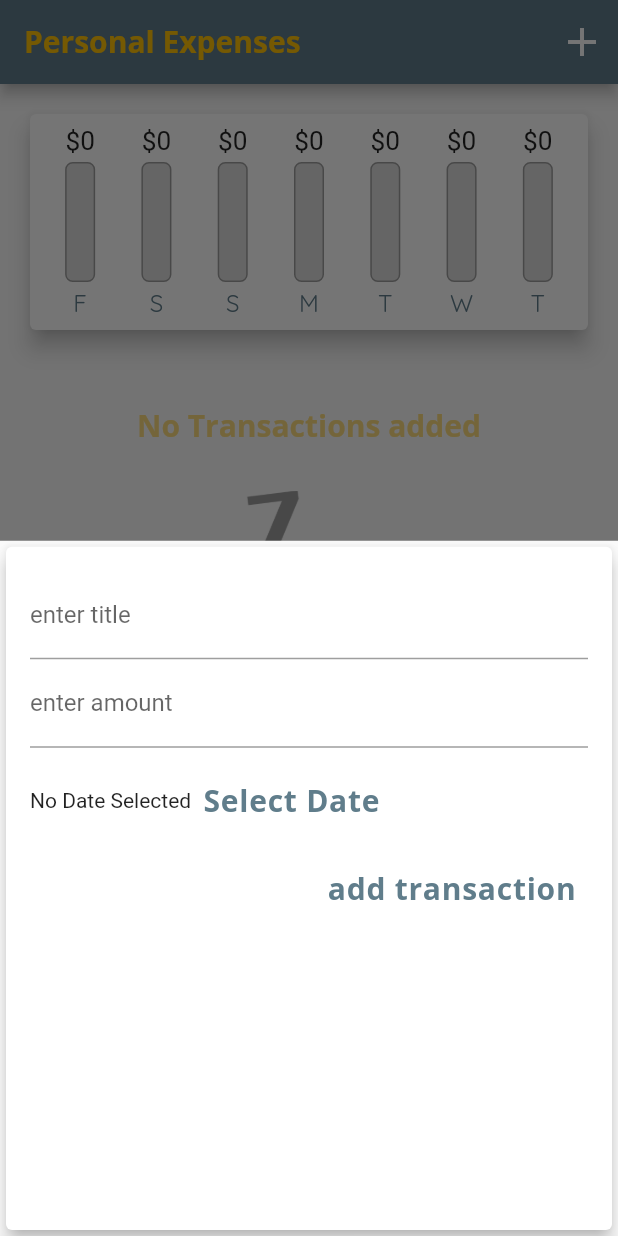
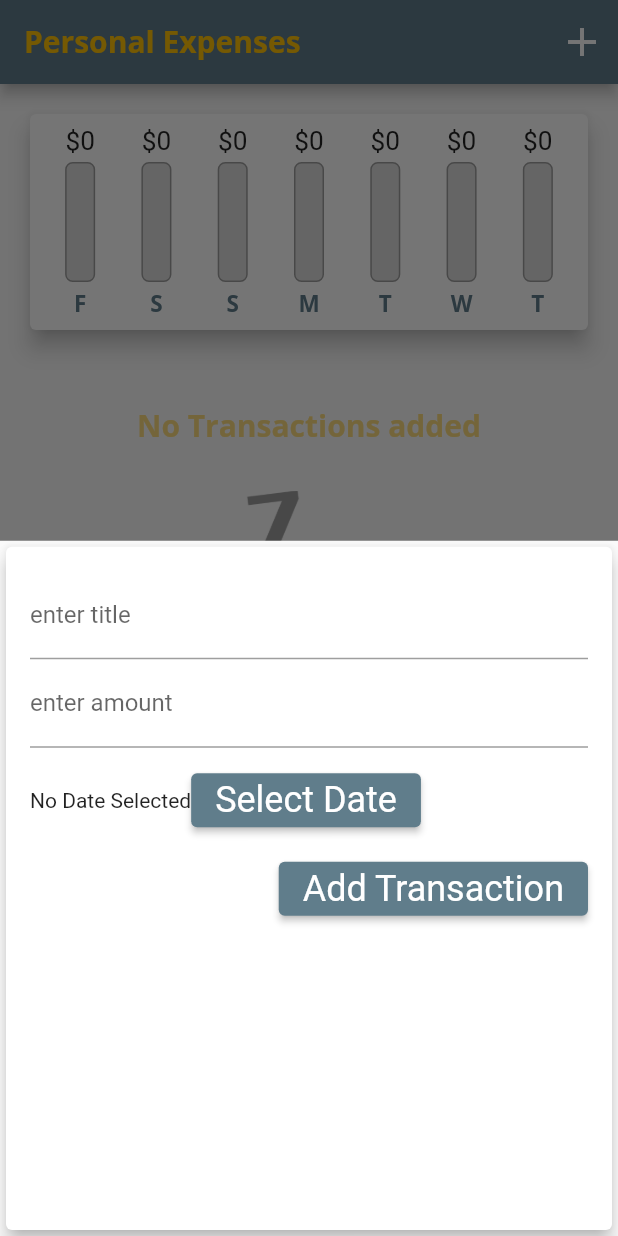
Before and after one commit to carlstep/max_expense_app_3, a Flutter app: the screen it shows after launch, after a tap on the "add" icon, on a phone screen of 412 x 824 dp. Run offline on Flutter 3.47's test engine with Material 2 defaults, Android fonts, the phone set to English and light mode, and no system bars.

Commit message:
111 adding button themes

```diff
--- a/lib/main.dart
+++ b/lib/main.dart
@@ -17,6 +17,15 @@ class MyApp extends StatelessWidget {
       debugShowCheckedModeBanner: false,
       title: 'Personal Expenses',
       theme: ThemeData(
+        elevatedButtonTheme: ElevatedButtonThemeData(
+            style: ElevatedButton.styleFrom(
+          textStyle: Theme.of(context).textTheme.headline5,
+        )),
+        textButtonTheme: TextButtonThemeData(
+            style: TextButton.styleFrom(
+          textStyle: Theme.of(context).textTheme.headline5,
+          backgroundColor: Colors.amber,
+        )),
         colorScheme: Theme.of(context).colorScheme.copyWith(
               primary: Colors.blueGrey,
               secondary: Colors.amber[600],
@@ -34,10 +43,10 @@ class MyApp extends StatelessWidget {
               letterSpacing: .5,
               fontWeight: FontWeight.bold),
           headline5: TextStyle(
-            fontFamily: 'Quicksand',
-            color: Colors.blueGrey,
-            fontSize: 16,
-          ),
+              fontFamily: 'Quicksand',
+              color: Colors.blueGrey,
+              fontSize: 12,
+              fontWeight: FontWeight.bold),
         ),
         appBarTheme: const AppBarTheme(
           titleTextStyle: TextStyle(
--- a/lib/widgets/new_transaction.dart
+++ b/lib/widgets/new_transaction.dart
@@ -59,21 +59,19 @@ class _NewTransactionState extends State<NewTransaction> {
               child: Row(
                 children: [
                   Text('No Date Selected'),
-                  TextButton(
+                  ElevatedButton(
                     onPressed: (() {}),
                     child: Text(
                       'Select Date',
-                      style: Theme.of(context).textTheme.headline4,
                     ),
                   ),
                 ],
               ),
             ),
-            TextButton(
+            ElevatedButton(
               onPressed: submitData,
               child: Text(
-                'add transaction',
-                style: Theme.of(context).textTheme.headline4,
+                'Add Transaction',
               ),
             ),
           ],
```
